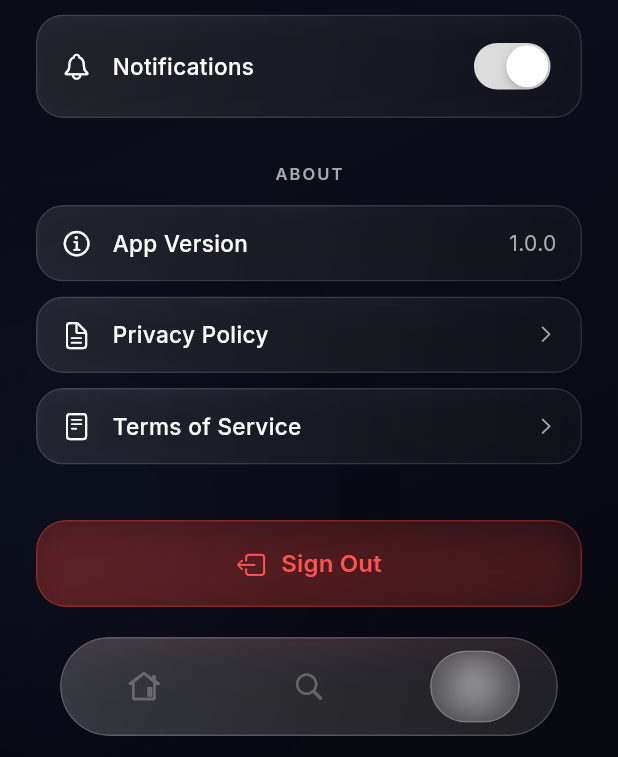
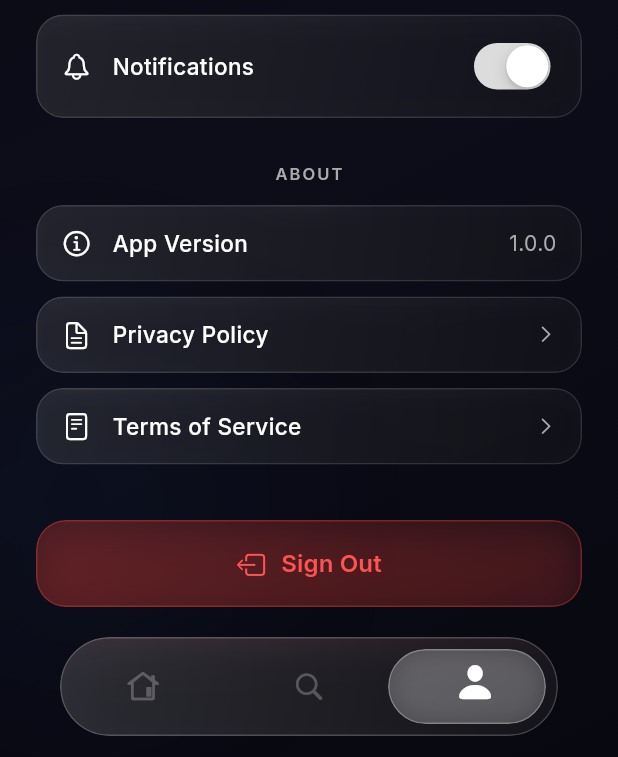
Before and after one commit to Santhosh7474/News_App, a Flutter app: the ProfileScreen screen opened by its route, scrolled down 161 dp, on a phone screen of 412 x 824 dp, the part 479-1236 px from its top. Run offline on Flutter 3.47's test engine with Material 3 defaults, Android fonts, the phone set to English and light mode, and no system bars; our stand-ins replace cached_network_image, cloud_firestore, firebase_auth, firebase_core, flutter_riverpod, go_router and 4 more; accounts and stored records are empty; network calls fail.

Commit message:
Fix UI bugs in bottom nav, article sheet, and eliminate all lint warnings

```diff
--- a/lib/features/auth/presentation/screens/login_screen.dart
+++ b/lib/features/auth/presentation/screens/login_screen.dart
@@ -6,7 +6,6 @@ import 'package:go_router/go_router.dart';
 
 import '../../../../core/theme/app_colors.dart';
 import '../../../../providers/auth_provider.dart';
-import '../../../../ui/widgets/glass_container.dart';
 
 class LoginScreen extends ConsumerStatefulWidget {
   const LoginScreen({super.key});
--- a/lib/features/auth/presentation/screens/profile_screen.dart
+++ b/lib/features/auth/presentation/screens/profile_screen.dart
@@ -711,7 +711,7 @@ class _GlassTile extends StatelessWidget {
                     Text(value!,
                         style: TextStyle(
                             color: secondaryTextColor, fontSize: 14)),
-                  if (trailing != null) trailing!,
+                  ?trailing,
                   if (onTap != null && trailing == null)
                     Icon(CupertinoIcons.chevron_right,
                         size: 14, color: secondaryTextColor),
--- a/lib/features/news/presentation/screens/article_detail_screen.dart
+++ b/lib/features/news/presentation/screens/article_detail_screen.dart
@@ -23,9 +23,6 @@ class ArticleDetailScreen extends StatelessWidget {
     final primaryTextColor = isDark ? Colors.white : AppColors.textPrimaryLight;
     final secondaryTextColor =
         isDark ? AppColors.textSecondaryDark : AppColors.textSecondaryLight;
-    final sheetBg = isDark
-        ? const Color(0xFF0A0A14)
-        : const Color(0xFFEEEEF2);
 
     return Scaffold(
       backgroundColor: Colors.black,
@@ -223,6 +220,7 @@ class ArticleDetailScreen extends StatelessWidget {
                           mainAxisAlignment: MainAxisAlignment.spaceBetween,
                           children: [
                             _GlassPill(
+                              isDark: isDark,
                               child: Row(
                                 mainAxisSize: MainAxisSize.min,
                                 children: [
@@ -237,9 +235,9 @@ class ArticleDetailScreen extends StatelessWidget {
                                           fontSize: 13)),
                                 ],
                               ),
-                              isDark: isDark,
                             ),
                             _GlassPill(
+                              isDark: isDark,
                               child: Row(
                                 mainAxisSize: MainAxisSize.min,
                                 children: [
@@ -254,7 +252,6 @@ class ArticleDetailScreen extends StatelessWidget {
                                           fontSize: 13)),
                                 ],
                               ),
-                              isDark: isDark,
                             ),
                           ],
                         ),
--- a/lib/features/news/presentation/screens/home_screen.dart
+++ b/lib/features/news/presentation/screens/home_screen.dart
@@ -7,7 +7,6 @@ import 'package:go_router/go_router.dart';
 import '../../../../core/theme/app_colors.dart';
 import '../../../../models/news_item.dart';
 import '../../../../providers/news_provider.dart';
-import '../../../../ui/widgets/glass_container.dart';
 import '../widgets/featured_hero_card.dart';
 import '../widgets/horizontal_news_card.dart';
 
@@ -154,7 +153,7 @@ class HomeScreen extends ConsumerWidget {
                           padding: const EdgeInsets.symmetric(horizontal: 24.0),
                           scrollDirection: Axis.horizontal,
                           itemCount: breakingNews.length,
-                          separatorBuilder: (_, __) => const SizedBox(width: 14),
+                          separatorBuilder: (_, idx) => const SizedBox(width: 14),
                           itemBuilder: (context, index) {
                             final article = breakingNews[index];
                             return GestureDetector(
--- a/lib/features/news/presentation/widgets/featured_hero_card.dart
+++ b/lib/features/news/presentation/widgets/featured_hero_card.dart
@@ -4,7 +4,6 @@ import 'package:flutter/cupertino.dart';
 import 'package:flutter/material.dart';
 
 import '../../../../models/news_item.dart';
-import '../../../../ui/widgets/glass_container.dart';
 
 class FeaturedHeroCard extends StatelessWidget {
   final NewsItem article;
--- a/lib/ui/widgets/modern_bottom_nav.dart
+++ b/lib/ui/widgets/modern_bottom_nav.dart
@@ -22,20 +22,26 @@ class ModernBottomNavBar extends StatelessWidget {
   Widget build(BuildContext context) {
     if (icons.isEmpty) return const SizedBox.shrink();
     final isDark = Theme.of(context).brightness == Brightness.dark;
+    final count = icons.length;
+
+    // The indicator alignment: map index 0→-1.0, last→1.0
+    final alignX = count == 1 ? 0.0 : (2.0 * currentIndex / (count - 1)) - 1.0;
 
     return SafeArea(
       child: Padding(
         padding: const EdgeInsets.fromLTRB(40, 0, 40, 14),
+        child: SizedBox(
+          height: 66,
           child: Stack(
             clipBehavior: Clip.none,
             children: [
-            // Main liquid glass capsule
-            ClipRRect(
+              // ── Frosted glass capsule (full width/height) ──────────────────
+              Positioned.fill(
+                child: ClipRRect(
                   borderRadius: BorderRadius.circular(36),
                   child: BackdropFilter(
                     filter: ImageFilter.blur(sigmaX: 28, sigmaY: 28),
                     child: Container(
-                  height: 66,
                       decoration: BoxDecoration(
                         borderRadius: BorderRadius.circular(36),
                         gradient: LinearGradient(
@@ -43,12 +49,12 @@ class ModernBottomNavBar extends StatelessWidget {
                           end: Alignment.bottomRight,
                           colors: isDark
                               ? [
-                              Colors.white.withValues(alpha: 0.16),
-                              Colors.white.withValues(alpha: 0.06),
+                                  Colors.white.withValues(alpha: 0.15),
+                                  Colors.white.withValues(alpha: 0.05),
                                 ]
                               : [
-                              Colors.white.withValues(alpha: 0.85),
-                              Colors.white.withValues(alpha: 0.50),
+                                  Colors.white.withValues(alpha: 0.88),
+                                  Colors.white.withValues(alpha: 0.55),
                                 ],
                         ),
                         border: Border.all(
@@ -59,22 +65,69 @@ class ModernBottomNavBar extends StatelessWidget {
                         ),
                         boxShadow: [
                           BoxShadow(
-                        color: Colors.black.withValues(
-                            alpha: isDark ? 0.40 : 0.12),
+                            color: Colors.black
+                                .withValues(alpha: isDark ? 0.40 : 0.12),
                             blurRadius: 32,
                             spreadRadius: -4,
                             offset: const Offset(0, 8),
                           ),
+                        ],
+                      ),
+                    ),
+                  ),
+                ),
+              ),
+
+              // ── Animated sliding pill indicator (sits inside the capsule) ──
+              Positioned.fill(
+                child: IgnorePointer(
+                  child: Padding(
+                    padding: const EdgeInsets.all(8),
+                    child: AnimatedAlign(
+                      duration: const Duration(milliseconds: 380),
+                      curve: Curves.easeOutBack,
+                      alignment: Alignment(alignX, 0),
+                      child: FractionallySizedBox(
+                        widthFactor: 1 / count,
+                        child: ClipRRect(
+                          borderRadius: BorderRadius.circular(28),
+                          child: BackdropFilter(
+                            filter: ImageFilter.blur(sigmaX: 10, sigmaY: 10),
+                            child: Container(
+                              decoration: BoxDecoration(
+                                borderRadius: BorderRadius.circular(28),
+                                color: isDark
+                                    ? Colors.white.withValues(alpha: 0.18)
+                                    : Colors.white.withValues(alpha: 0.70),
+                                border: Border.all(
+                                  color: isDark
+                                      ? Colors.white.withValues(alpha: 0.28)
+                                      : Colors.white.withValues(alpha: 0.90),
+                                  width: 1,
+                                ),
+                                boxShadow: [
                                   BoxShadow(
-                        color: Colors.white.withValues(
-                            alpha: isDark ? 0.04 : 0.60),
-                        blurRadius: 1,
-                        offset: const Offset(0, 1),
+                                    color: isDark
+                                        ? Colors.white.withValues(alpha: 0.15)
+                                        : Colors.black.withValues(alpha: 0.08),
+                                    blurRadius: 16,
+                                    spreadRadius: isDark ? 2 : 0,
                                   ),
                                 ],
                               ),
+                            ),
+                          ),
+                        ),
+                      ),
+                    ),
+                  ),
+                ),
+              ),
+
+              // ── Touch targets + icons (on top of everything) ─────────────
+              Positioned.fill(
                 child: Row(
-                    children: List.generate(icons.length, (index) {
+                  children: List.generate(count, (index) {
                     return Expanded(
                       child: _NavItem(
                         icon: icons[index],
@@ -90,59 +143,8 @@ class ModernBottomNavBar extends StatelessWidget {
                   }),
                 ),
               ),
-              ),
-            ),
-
-            // Sliding glow indicator pill (floating on top)
-            Positioned.fill(
-              child: IgnorePointer(
-                child: AnimatedAlign(
-                  duration: const Duration(milliseconds: 380),
-                  curve: Curves.easeOutBack,
-                  alignment: Alignment(
-                    (2 * currentIndex / (icons.length - 1)) - 1,
-                    0,
-                  ),
-                  child: FractionallySizedBox(
-                    widthFactor: 1 / icons.length,
-                    child: Center(
-                      child: ClipRRect(
-                        borderRadius: BorderRadius.circular(26),
-                        child: BackdropFilter(
-                          filter: ImageFilter.blur(sigmaX: 12, sigmaY: 12),
-                          child: Container(
-                            width: 60,
-                            height: 48,
-                            decoration: BoxDecoration(
-                              borderRadius: BorderRadius.circular(26),
-                              color: isDark
-                                  ? Colors.white.withValues(alpha: 0.14)
-                                  : Colors.white.withValues(alpha: 0.70),
-                              border: Border.all(
-                                color: isDark
-                                    ? Colors.white.withValues(alpha: 0.22)
-                                    : Colors.white.withValues(alpha: 0.90),
-                                width: 1,
-                              ),
-                              boxShadow: [
-                                BoxShadow(
-                                  color: isDark
-                                      ? Colors.white.withValues(alpha: 0.18)
-                                      : Colors.black.withValues(alpha: 0.10),
-                                  blurRadius: 20,
-                                  spreadRadius: isDark ? 2 : 0,
-                                ),
             ],
           ),
-                          ),
-                        ),
-                      ),
-                    ),
-                  ),
-                ),
-              ),
-            ),
-          ],
         ),
       ),
     );
@@ -178,20 +180,22 @@ class _NavItem extends StatelessWidget {
           transform: Matrix4.identity()
             ..translateByDouble(0.0, isSelected ? -3.0 : 0.0, 0.0, 1.0)
             ..scaleByDouble(
-              isSelected ? 1.28 : 0.92,
-              isSelected ? 1.28 : 0.92,
+              isSelected ? 1.25 : 0.92,
+              isSelected ? 1.25 : 0.92,
               1.0,
               1.0,
             ),
           transformAlignment: FractionalOffset.center,
           child: AnimatedOpacity(
-            opacity: isSelected ? 1.0 : 0.45,
+            opacity: isSelected ? 1.0 : 0.42,
             duration: const Duration(milliseconds: 260),
             curve: Curves.easeInCubic,
             child: Icon(
               isSelected ? activeIcon : icon,
               size: 24,
-              color: isSelected ? activeColor : (isDark ? Colors.white60 : Colors.black45),
+              color: isSelected
+                  ? activeColor
+                  : (isDark ? Colors.white60 : Colors.black38),
             ),
           ),
         ),
```
Lines whose indentation alone changed are shown as unchanged.
